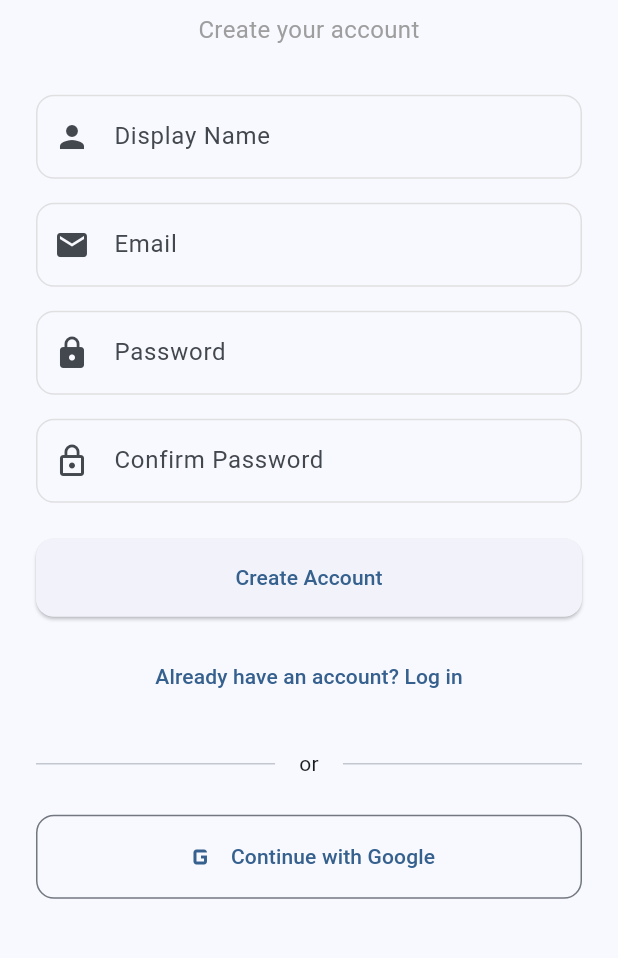
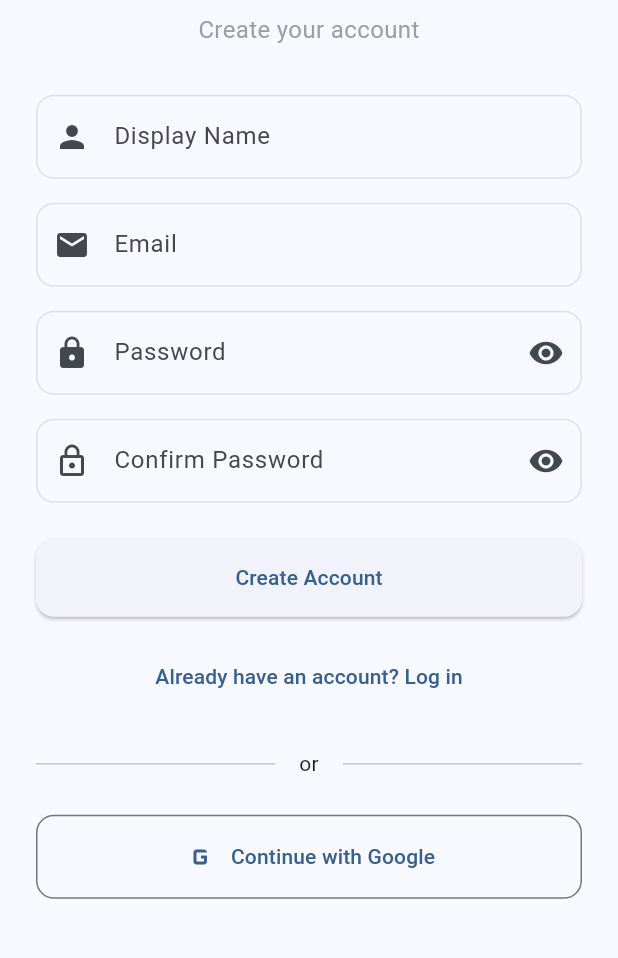
Before and after one commit to dvalechha/MyReminders, a Flutter app: the SignupScreen screen opened directly, on a phone screen of 412 x 824 dp, the part 203-1161 px from its top. Run offline on Flutter 3.47's test engine with Material 3 defaults, Android fonts, the phone set to English and light mode, and no system bars; our stand-ins replace fl_chart, flutter_dotenv, flutter_local_notifications, package_info_plus, shared_preferences, sqflite and 2 more; accounts and stored records are empty; network calls fail.

```diff
--- a/lib/providers/auth_provider.dart
+++ b/lib/providers/auth_provider.dart
@@ -220,6 +220,10 @@ class AuthProvider extends ChangeNotifier {
   void clearUserState() {
     _user = null;
     _isLoading = false;
+    _isPasswordResetFlow = false;
+    _isCheckingPasswordReset = false;
+    _sessionCreatedAt = null;
+    _previousEmailVerified = null;
     notifyListeners();
     debugPrint('AuthProvider: User state cleared');
   }
--- a/lib/views/signup_screen.dart
+++ b/lib/views/signup_screen.dart
@@ -18,6 +18,8 @@ class _SignupScreenState extends State<SignupScreen> {
   final _formKey = GlobalKey<FormState>();
   bool _isLoading = false;
   String? _errorMessage;
+  bool _obscurePassword = true;
+  bool _obscureConfirmPassword = true;
 
   @override
   void dispose() {
@@ -160,11 +162,21 @@ class _SignupScreenState extends State<SignupScreen> {
                   const SizedBox(height: 16),
                   TextFormField(
                     controller: _passwordController,
-                    decoration: const InputDecoration(
+                    decoration: InputDecoration(
                       labelText: 'Password',
-                      prefixIcon: Icon(Icons.lock),
+                      prefixIcon: const Icon(Icons.lock),
+                      suffixIcon: IconButton(
+                        icon: Icon(
+                          _obscurePassword ? Icons.visibility : Icons.visibility_off,
+                        ),
+                        onPressed: () {
+                          setState(() {
+                            _obscurePassword = !_obscurePassword;
+                          });
+                        },
+                      ),
                     ),
-                    obscureText: true,
+                    obscureText: _obscurePassword,
                     validator: (value) {
                       if (value == null || value.isEmpty) {
                         return 'Please enter your password';
@@ -178,11 +190,21 @@ class _SignupScreenState extends State<SignupScreen> {
                   const SizedBox(height: 16),
                   TextFormField(
                     controller: _confirmPasswordController,
-                    decoration: const InputDecoration(
+                    decoration: InputDecoration(
                       labelText: 'Confirm Password',
-                      prefixIcon: Icon(Icons.lock_outline),
+                      prefixIcon: const Icon(Icons.lock_outline),
+                      suffixIcon: IconButton(
+                        icon: Icon(
+                          _obscureConfirmPassword ? Icons.visibility : Icons.visibility_off,
+                        ),
+                        onPressed: () {
+                          setState(() {
+                            _obscureConfirmPassword = !_obscureConfirmPassword;
+                          });
+                        },
+                      ),
                     ),
-                    obscureText: true,
+                    obscureText: _obscureConfirmPassword,
                     validator: (value) {
                       if (value == null || value.isEmpty) {
                         return 'Please confirm your password';
```
Also changed, not shown: lib/services/logout_service.dart (+35 -26 lines), lib/views/forgot_password_screen.dart (+13 -1 lines), lib/views/login_screen.dart (+19 -4 lines), lib/views/login_view.dart (+19 -4 lines), lib/views/logout_splash_screen.dart (+2 -26 lines), 3 other files.
